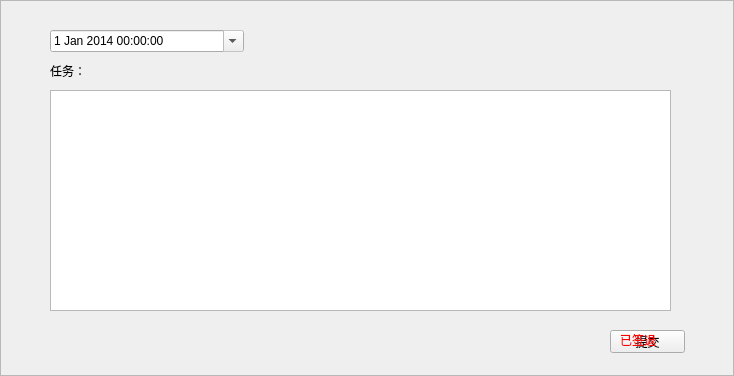
neverlandgy/teamhelper, file punchout.ui: the form before one commit.
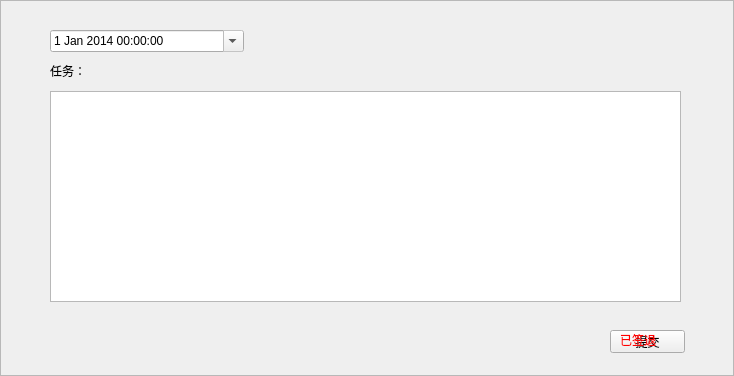
The form after the commit.

Diff of the .ui file:
```diff
--- a/punchout.ui
+++ b/punchout.ui
@@ -45,16 +45,6 @@
     <string>任务：</string>
    </property>
   </widget>
-  <widget class="QTextBrowser" name="textBrowser">
-   <property name="geometry">
-    <rect>
-     <x>50</x>
-     <y>90</y>
-     <width>621</width>
-     <height>221</height>
-    </rect>
-   </property>
-  </widget>
   <widget class="QDateTimeEdit" name="dateTimeEdit">
    <property name="geometry">
     <rect>
@@ -98,6 +88,16 @@
     <string>&lt;html&gt;&lt;head/&gt;&lt;body&gt;&lt;p&gt;&lt;span style=&quot; color:#ff0000;&quot;&gt;已签退&lt;/span&gt;&lt;/p&gt;&lt;/body&gt;&lt;/html&gt;</string>
    </property>
   </widget>
+  <widget class="QTableView" name="tableView">
+   <property name="geometry">
+    <rect>
+     <x>50</x>
+     <y>91</y>
+     <width>631</width>
+     <height>211</height>
+    </rect>
+   </property>
+  </widget>
  </widget>
  <resources/>
  <connections/>
```
